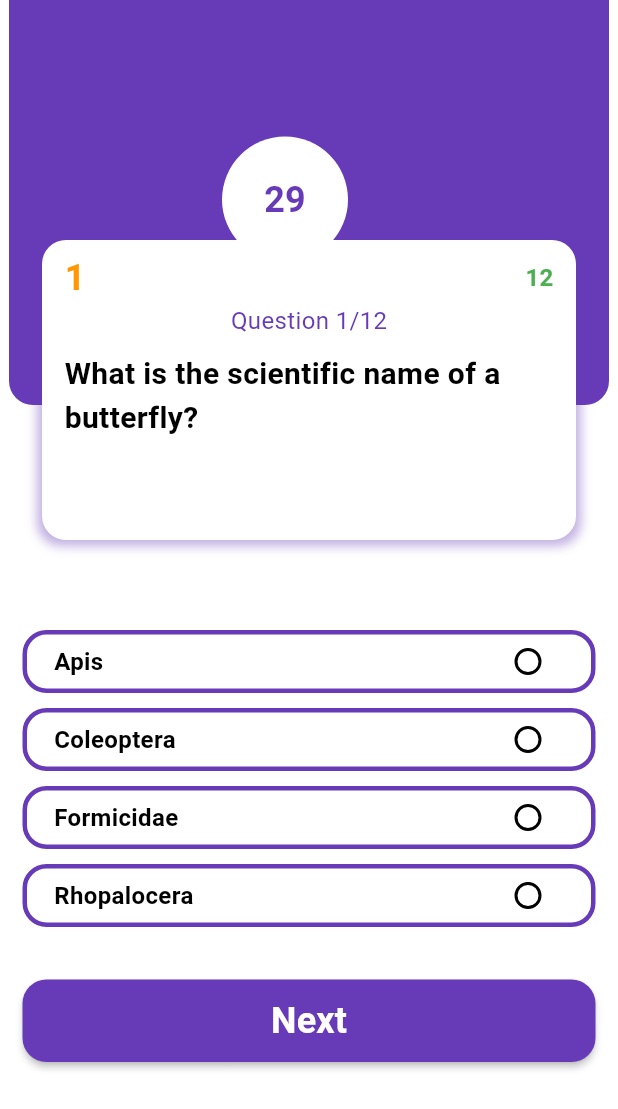
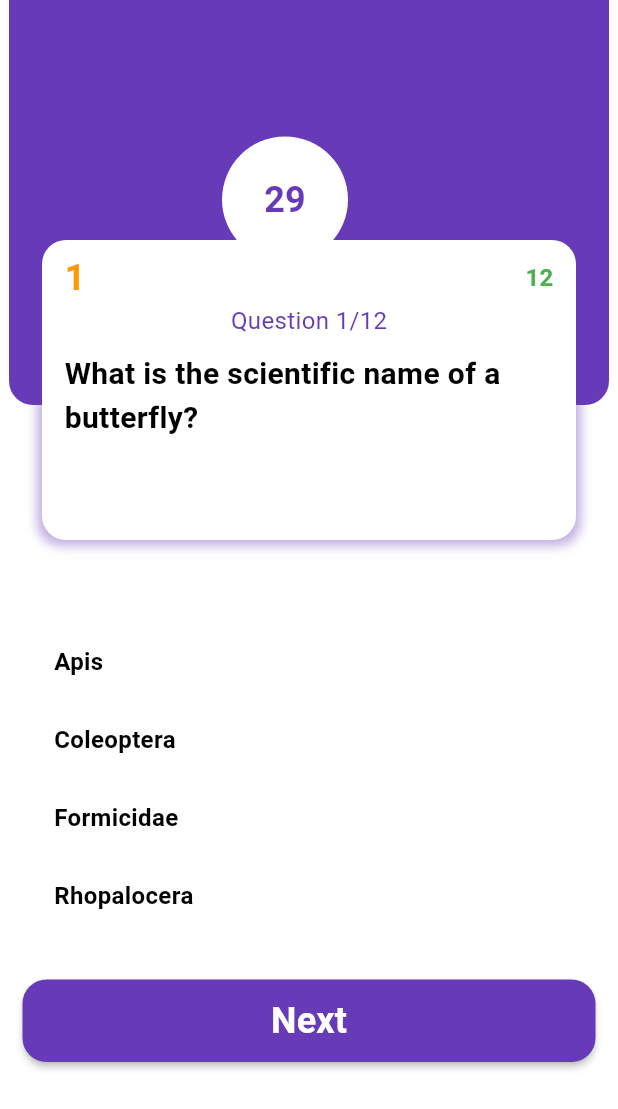
Before and after one commit to AhmedEmamMM/QuizApp, a Flutter app: the screen it shows after launch, after a tap on "Start the Quiz", on a phone screen of 412 x 824 dp. Shown: the top 1109 px of the screen. Run offline on Flutter 3.47's test engine with Material 3 defaults, Android fonts, the phone set to English and light mode, and no system bars; our stand-ins replace bloc, flutter_bloc, flutter_screenutil.

```diff
--- a/lib/features/home_page/ui/home_page.dart
+++ b/lib/features/home_page/ui/home_page.dart
@@ -1,4 +1,6 @@
+import 'package:flutter/cupertino.dart';
 import 'package:flutter/material.dart';
+import 'package:flutter/widgets.dart';
 import 'package:flutter_bloc/flutter_bloc.dart';
 import 'package:quizz_app/core/helpers/helpers.dart';
 import 'package:quizz_app/core/widgets/my_buttons.dart';
@@ -16,21 +18,48 @@ class HomaPage extends StatelessWidget {
       body: Padding(
         padding: const EdgeInsets.symmetric(horizontal: 20.0),
         child: Column(
+          crossAxisAlignment: CrossAxisAlignment.start,
           children: [
-            150.verticalSpace,
-            const Text(
-              'Welcome \n to my Quizy App',
-              style: TextStyle(
-                  fontSize: 40,
-                  fontWeight: FontWeight.bold,
-                  color: Colors.white),
+            70.verticalSpace,
+            SizedBox(
+              height: MediaQuery.of(context).size.height * 0.3,
+              width: MediaQuery.of(context).size.width,
+              child: Stack(children: [
+                Center(
+                    child:
+                        Image.asset('assets/imgs/quiz_logo.png', height: 200)),
+                Positioned(
+                  bottom: 15,
+                  right: 55,
+                  child:
+                      Image.asset('assets/imgs/question_mark.png', height: 100),
+                ),
+              ]),
             ),
-            150.verticalSpace,
+            RichText(
+              text: const TextSpan(
+                text: "Welcome\n",
+                style: TextStyle(
+                    color: Colors.deepPurple,
+                    fontSize: 40,
+                    fontWeight: FontWeight.bold),
+                children: [
+                  TextSpan(
+                    text: "to Quizy App",
+                    style: TextStyle(
+                        color: Colors.white,
+                        fontWeight: FontWeight.w500,
+                        fontSize: 30),
+                  )
+                ],
+              ),
+            ),
+            100.verticalSpace,
             MyButton(
               backGroudcolor: Colors.deepPurple,
               text: 'Start the Quiz',
-              textStyle: const TextStyle(
-                color: Colors.white,
+              textStyle: TextStyle(
+                color: hexColor('ffffff'),
                 fontSize: 24,
                 fontWeight: FontWeight.bold,
               ),
--- a/lib/features/quiz_page/ui/widgets/options.dart
+++ b/lib/features/quiz_page/ui/widgets/options.dart
@@ -35,7 +35,14 @@ class Options extends StatelessWidget {
                           ? Colors.red
                           : Colors.white,
                   borderRadius: BorderRadius.circular(16),
-                  border: Border.all(width: 3, color: Colors.deepPurple),
+                  border: Border.all(
+                    width: 3,
+                    color: isCorrect
+                        ? Colors.green
+                        : isWrong
+                            ? Colors.red
+                            : Colors.white,
+                  ),
                 ),
                 child: Center(
                   child: Padding(
@@ -48,11 +55,10 @@ class Options extends StatelessWidget {
                           style: const TextStyle(
                               fontWeight: FontWeight.bold, fontSize: 16),
                         ),
-                        Radio(
-                          value: option,
-                          groupValue: 2,
-                          onChanged: (value) {},
-                        ),
+                        isCorrect
+                            ? const Icon(Icons.check, color: Colors.white)
+                            : const Icon(Icons.disabled_by_default_outlined,
+                                color: Colors.white),
                       ],
                     ),
                   ),
@@ -63,7 +69,7 @@ class Options extends StatelessWidget {
                 decoration: BoxDecoration(
                   color: Colors.white,
                   borderRadius: BorderRadius.circular(16),
-                  border: Border.all(width: 3, color: Colors.deepPurple),
+                  border: Border.all(width: 3, color: Colors.white),
                 ),
                 child: Center(
                   child: Padding(
@@ -76,11 +82,11 @@ class Options extends StatelessWidget {
                           style: const TextStyle(
                               fontWeight: FontWeight.bold, fontSize: 16),
                         ),
-                        Radio(
-                          value: option,
-                          groupValue: 2,
-                          onChanged: (value) {},
-                        ),
+                        CircleAvatar(
+                          backgroundColor: Colors.white,
+                          radius: 20,
+                          child: Container(),
+                        )
                       ],
                     ),
                   ),
```
Also changed, not shown: lib/core/helpers/helpers.dart (+31 -1 lines), lib/features/result_page/ui/widgets/play_again_rwview_share_row.dart (+10 -1 lines), assets/imgs/question_mark.png (added), assets/imgs/quiz_logo.png (added).
